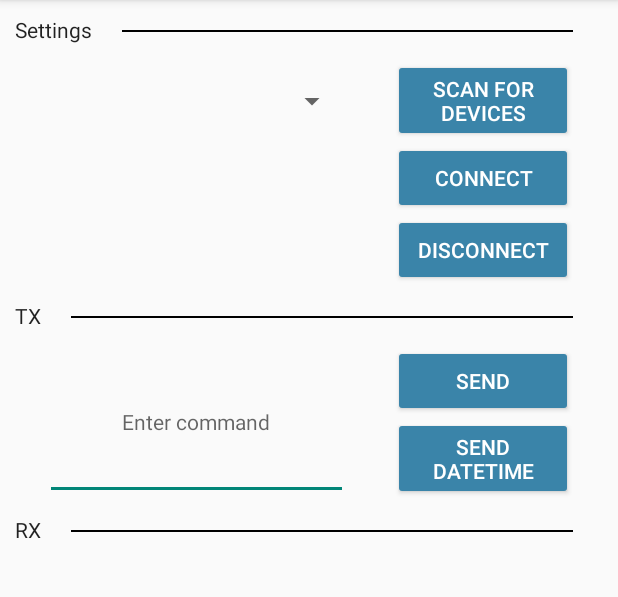
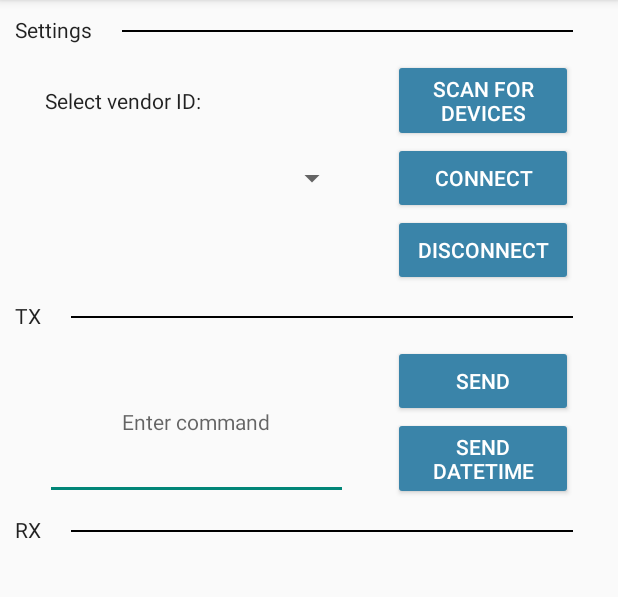
Before and after one commit to thpir/Serial-Communicator, an Android app: the screen it shows after launch (MainActivity), on a phone screen of 412 x 824 dp, the part 84-681 px from its top. Run offline under Robolectric (Android 15) with nearby library versions, the phone set to English and light mode, and no system bars; libraries missing offline, so code that uses them is left out: com.felhr.usbserial.

```diff
--- a/app/src/main/res/layout/activity_main.xml
+++ b/app/src/main/res/layout/activity_main.xml
@@ -79,16 +79,30 @@
         app:layout_constraintRight_toRightOf="parent"
         app:layout_constraintTop_toBottomOf="@id/buttonConnect"/>
 
+    <TextView
+        android:id="@+id/textViewVendor"
+        android:layout_width="0dp"
+        android:layout_height="wrap_content"
+        android:text="@string/tv_select_vendor_text"
+        android:layout_marginStart="30dp"
+        android:layout_marginEnd="30dp"
+        android:textAppearance="@android:style/TextAppearance.DeviceDefault"
+        app:layout_constraintBottom_toBottomOf="@+id/buttonScan"
+        app:layout_constraintEnd_toStartOf="@+id/buttonScan"
+        app:layout_constraintStart_toStartOf="parent"
+        app:layout_constraintTop_toTopOf="@id/buttonScan"/>
+
+
     <Spinner
         android:id="@+id/spinnerVendorId"
         android:layout_width="0dp"
         android:layout_height="wrap_content"
         android:layout_marginStart="30dp"
         android:layout_marginEnd="30dp"
-        app:layout_constraintBottom_toBottomOf="@+id/buttonScan"
+        app:layout_constraintBottom_toBottomOf="@+id/buttonConnect"
         app:layout_constraintEnd_toStartOf="@+id/buttonScan"
         app:layout_constraintStart_toStartOf="parent"
-        app:layout_constraintTop_toTopOf="@id/buttonScan" />
+        app:layout_constraintTop_toTopOf="@id/buttonConnect" />
 
     <LinearLayout
         android:id="@+id/linearLayoutTxSeparator"
--- a/app/src/main/res/values/strings.xml
+++ b/app/src/main/res/values/strings.xml
@@ -9,4 +9,5 @@
     <string name="tv_tx_text">TX</string>
     <string name="tv_rx_text">RX</string>
     <string name="et_enter_command_text">Enter command</string>
+    <string name="tv_select_vendor_text">Select vendor ID:</string>
 </resources>
```
Also changed, not shown: app/src/main/java/com/example/serialcommunication1/MainActivity.kt (+53 -38 lines).
